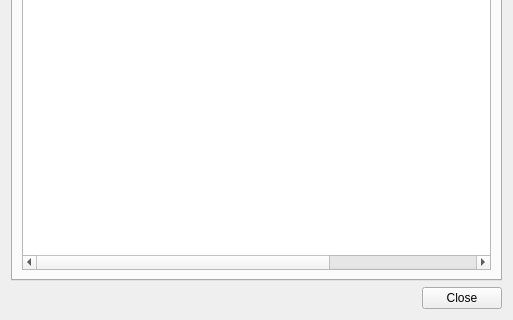
Above: src/plugins/niwa/niwaplugindialogbase.ui from mhugent/QGIS before the change; both pictures show x 0 to 513 and y 146 to 466 of the 513 by 466 pixel window. Below: the same form after it.
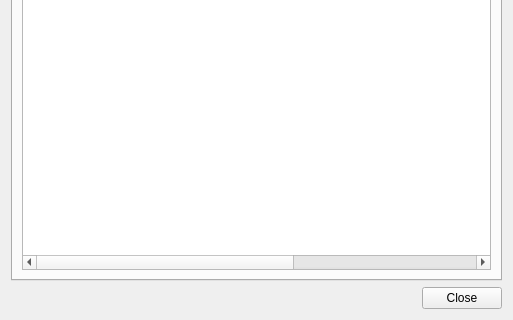
That is the form after the change. The open tabs and pages were chosen to show the change. Icons and pictures are not drawn.

Commit message: Add to map for wms layers

The edit to the form file:
```diff
--- a/src/plugins/niwa/niwaplugindialogbase.ui
+++ b/src/plugins/niwa/niwaplugindialogbase.ui
@@ -256,6 +256,11 @@
            <string>Styles</string>
           </property>
          </column>
+         <column>
+          <property name="text">
+           <string>Formats</string>
+          </property>
+         </column>
         </widget>
        </item>
       </layout>
```
Left out of the diff: 7 changed lines with no effect on the pictures. The commit also changes 2 other files.
